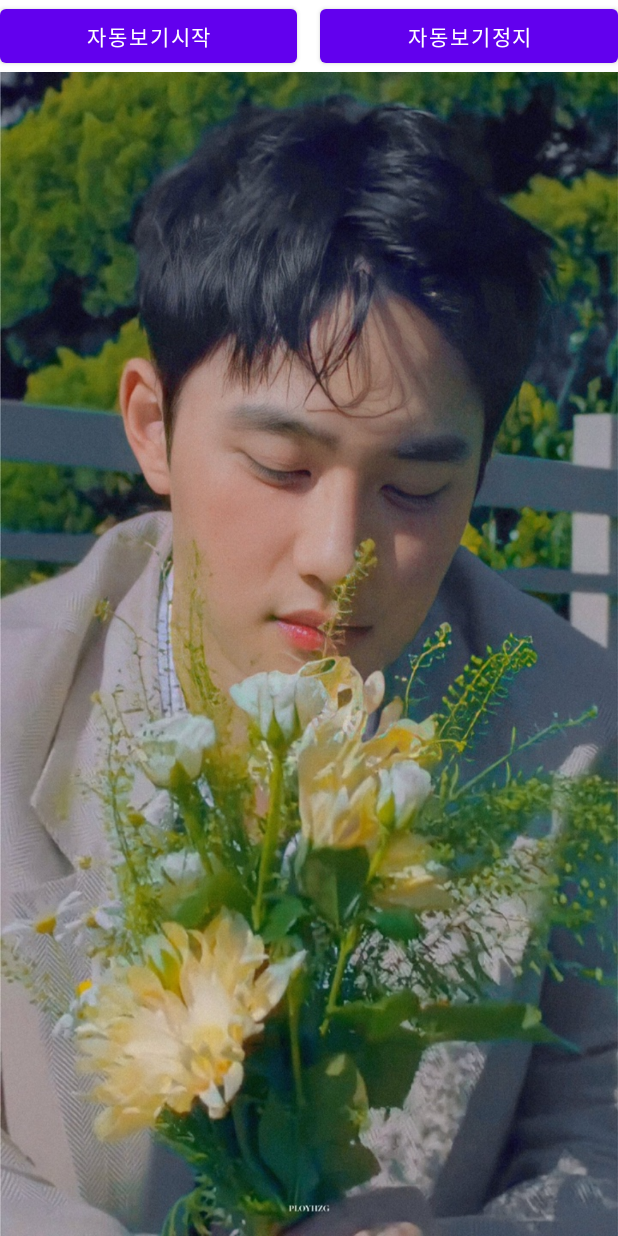
After one commit to jwimini/Ex10_2, an Android app: the layout activity_result2.xml on its own in the app's theme, with its tools: preview values and no code run, on a phone screen of 412 x 824 dp. The commit adds this screen. Run offline under Robolectric (Android 15) with nearby library versions, the phone set to English and light mode, and no system bars.

Commit message:
Completion Change ViewFlipper Project Commit

```diff
--- a/app/src/main/java/ks/hs/emirim/wlalsdl_04/ex10_2/ResultActivity.java
+++ b/app/src/main/java/ks/hs/emirim/wlalsdl_04/ex10_2/ResultActivity.java
@@ -35,7 +35,7 @@ public class ResultActivity extends AppCompatActivity {
 
         int[] tvIds = {R.id.text1,R.id.text2,R.id.text3,R.id.text4,R.id.text5,R.id.text6,R.id.text7,R.id.text8,R.id.text9};
         int[] rbIds = {R.id.rating1,R.id.rating2,R.id.rating3,R.id.rating4,R.id.rating5,R.id.rating6,R.id.rating7,R.id.rating8,R.id.rating9};
-        int[] imgSrcIds = {R.drawable.ad,R.drawable.emdnls,R.drawable.qe,R.drawable.v,R.drawable.vhsk,R.drawable.vvvv,R.drawable.g,R.drawable.zd,R.drawable.zhf,};
+        int[] imgSrcIds = {R.drawable.i1,R.drawable.i2,R.drawable.i3,R.drawable.i4,R.drawable.i5,R.drawable.i6,R.drawable.i7,R.drawable.i8,R.drawable.i9};
 
 
         for (int i = 0; i< tv.length; i++){
--- a/app/src/main/res/layout/activity_main.xml
+++ b/app/src/main/res/layout/activity_main.xml
@@ -23,7 +23,7 @@
         <ImageView
             android:id="@+id/img02"
             android:layout_width="120dp"
-            android:layout_height="170dp"
+            android:layout_height="150dp"
             android:layout_marginTop="15dp"
             android:layout_marginRight="10dp"
             android:layout_marginLeft="10dp"
--- /dev/null
+++ b/app/src/main/res/layout/activity_result2.xml
@@ -0,0 +1,88 @@
+<?xml version="1.0" encoding="utf-8"?>
+<LinearLayout xmlns:android="http://schemas.android.com/apk/res/android"
+    xmlns:app="http://schemas.android.com/apk/res-auto"
+    xmlns:tools="http://schemas.android.com/tools"
+    android:layout_width="match_parent"
+    android:layout_height="match_parent"
+    android:orientation="vertical"
+    tools:context=".Result2Activity">
+
+    <LinearLayout
+        android:orientation="horizontal"
+        android:layout_width="match_parent"
+        android:layout_height="wrap_content">
+        <Button
+            android:id="@+id/btn_start"
+            android:layout_weight="1"
+            android:layout_width="wrap_content"
+            android:layout_height="wrap_content"
+            android:text="@string/btn_start"/>
+        <Button
+            android:id="@+id/btn_stop"
+            android:layout_width="wrap_content"
+            android:layout_height="wrap_content"
+            android:layout_weight="1"
+            android:layout_marginLeft="15dp"
+            android:text="@string/btn_stop"/>
+    </LinearLayout>
+    <ViewFlipper
+        android:id="@+id/view_flip"
+        android:layout_width="match_parent"
+        android:layout_height="match_parent">
+        <ImageView
+            android:id="@+id/imgv_01"
+            android:scaleType="fitXY"
+            android:layout_width="match_parent"
+            android:layout_height="match_parent"
+            android:src="@drawable/i1"/>
+        <ImageView
+            android:id="@+id/imgv_02"
+            android:scaleType="fitXY"
+            android:layout_width="match_parent"
+            android:layout_height="match_parent"
+            android:src="@drawable/i2"/>
+        <ImageView
+            android:id="@+id/imgv_03"
+            android:scaleType="fitXY"
+            android:layout_width="match_parent"
+            android:layout_height="match_parent"
+            android:src="@drawable/i3"/>
+        <ImageView
+            android:id="@+id/imgv_04"
+            android:scaleType="fitXY"
+            android:layout_width="match_parent"
+            android:layout_height="match_parent"
+            android:src="@drawable/i4"/>
+        <ImageView
+            android:id="@+id/imgv_05"
+            android:scaleType="fitXY"
+            android:layout_width="match_parent"
+            android:layout_height="match_parent"
+            android:src="@drawable/i5"/>
+        <ImageView
+            android:id="@+id/imgv_06"
+            android:scaleType="fitXY"
+            android:layout_width="match_parent"
+            android:layout_height="match_parent"
+            android:src="@drawable/i6"/>
+        <ImageView
+            android:id="@+id/imgv_07"
+            android:scaleType="fitXY"
+            android:layout_width="match_parent"
+            android:layout_height="match_parent"
+            android:src="@drawable/i7"/>
+        <ImageView
+            android:id="@+id/imgv_08"
+            android:scaleType="fitXY"
+            android:layout_width="match_parent"
+            android:layout_height="match_parent"
+            android:src="@drawable/i8"/>
+        <ImageView
+            android:id="@+id/imgv_09"
+            android:scaleType="fitXY"
+            android:layout_width="match_parent"
+            android:layout_height="match_parent"
+            android:src="@drawable/i9"/>
+    </ViewFlipper>
+
+</LinearLayout>
--- a/app/src/main/res/values/strings.xml
+++ b/app/src/main/res/values/strings.xml
@@ -2,7 +2,7 @@
     <string name="app_name">Ex10_2</string>
     <string name="btn_done">투표종료</string>
     <string name="btn_back">돌아가기</string>
-    <string name="title">Character 선호도 투표</string>
+    <string name="title">💛like💛</string>
     <string name="btn_start">자동보기시작</string>
     <string name="btn_stop">자동보기정지</string>
 </resources>
```
Also changed, not shown: app/src/main/java/ks/hs/emirim/wlalsdl_04/ex10_2/MainActivity.java (+5 -5 lines), app/src/main/java/ks/hs/emirim/wlalsdl_04/ex10_2/Result2Activity.java (added, +79 -0 lines).
